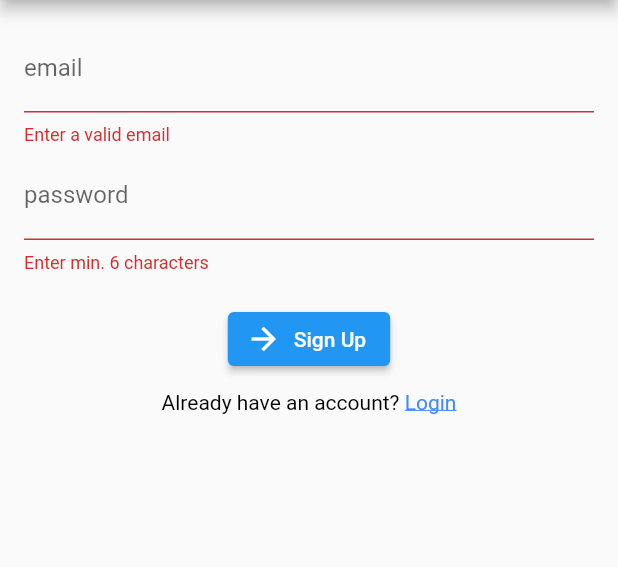
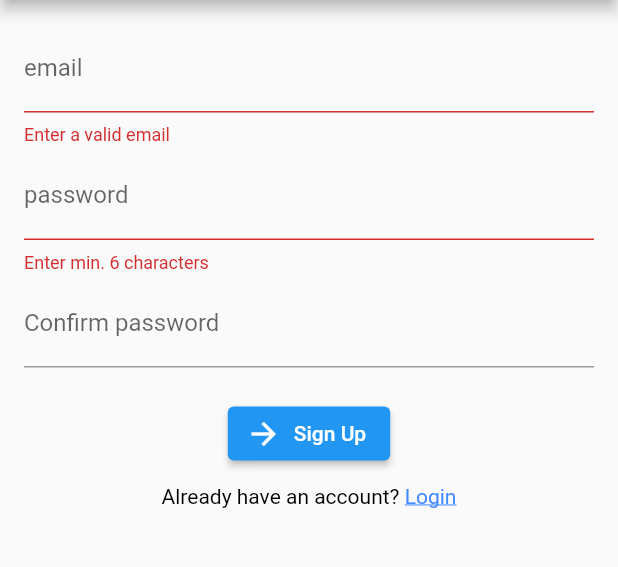
Before and after one commit to preritagrawal06/Flutter-Auth, a Flutter app: the SignupWidget screen opened directly with empty values, after a tap on "Sign Up", on a phone screen of 412 x 824 dp, the part 84-651 px from its top. Run offline on Flutter 3.47's test engine with Material 2 defaults, Android fonts, the phone set to English and light mode, and no system bars; our stand-ins replace email_validator, firebase_auth, firebase_core; accounts and stored records are empty.

Commit message:
confirm passowrd added

```diff
--- a/lib/widgets/signup.dart
+++ b/lib/widgets/signup.dart
@@ -18,6 +18,7 @@ class _SignupWidgetState extends State<SignupWidget> {
   final formKey = GlobalKey<FormState>();
   final emailController = TextEditingController();
   final passwordController = TextEditingController();
+  final confirmPasswordController = TextEditingController();
   @override
   Widget build(BuildContext context) => Scaffold(
     appBar: AppBar(
@@ -44,6 +45,15 @@ class _SignupWidgetState extends State<SignupWidget> {
               decoration: const InputDecoration(labelText: 'password'),
               autovalidateMode: AutovalidateMode.onUserInteraction,
               validator: (value) => value != null && value.length < 6 ? 'Enter min. 6 characters' : null,
+            ),
+            const SizedBox(height: 4),
+            TextFormField(
+              controller: confirmPasswordController,
+              textInputAction: TextInputAction.next,
+              obscureText: true,
+              decoration: const InputDecoration(labelText: 'Confirm password'),
+              autovalidateMode: AutovalidateMode.onUserInteraction,
+              validator: (value) => value != passwordController.text.trim() ? 'Password is not matching' : null,
             ),
             const SizedBox(height: 20),
             ElevatedButton.icon(
@@ -79,7 +89,12 @@ class _SignupWidgetState extends State<SignupWidget> {
         barrierDismissible: false,
         builder: (context)=> const Center(child: CircularProgressIndicator()));
     try{
-      await FirebaseAuth.instance.createUserWithEmailAndPassword(email: emailController.text.trim(), password: passwordController.text.trim());
+      if(passwordController.text.trim() == confirmPasswordController.text.trim()){
+        await FirebaseAuth.instance.createUserWithEmailAndPassword(email: emailController.text.trim(), password: passwordController.text.trim());
+      }
+      else{
+        Util.showSnackBar('Password is not matching');
+      }
     } on FirebaseAuthException catch (e){
       print(e);
       Util.showSnackBar(e.message);
```
